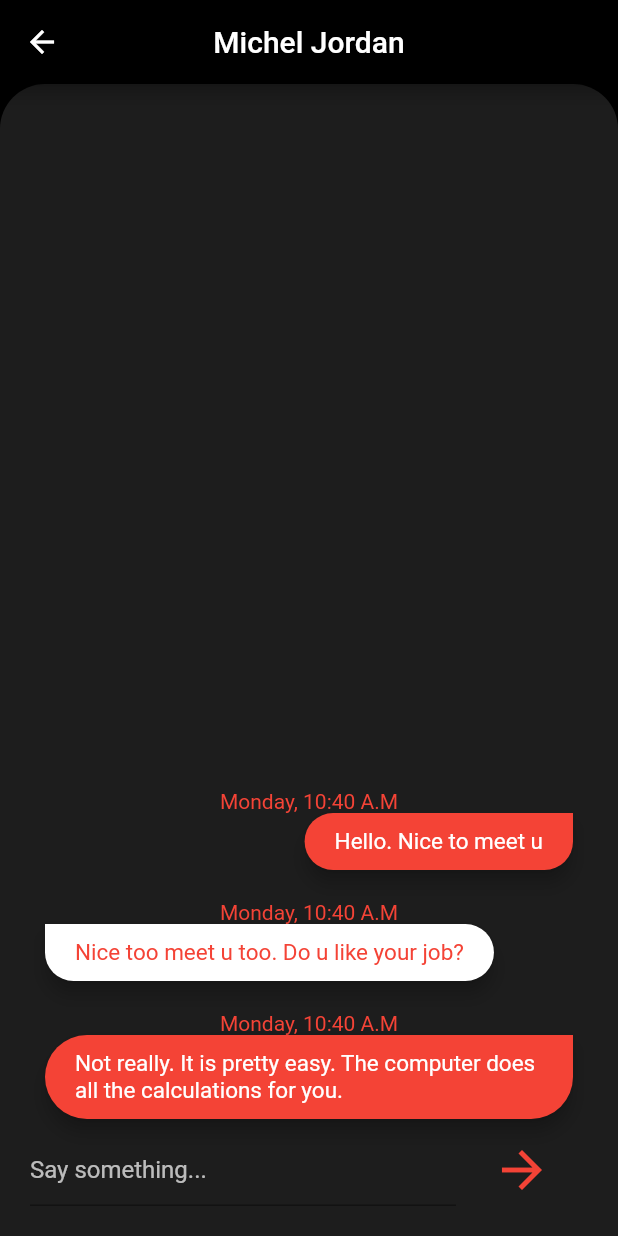
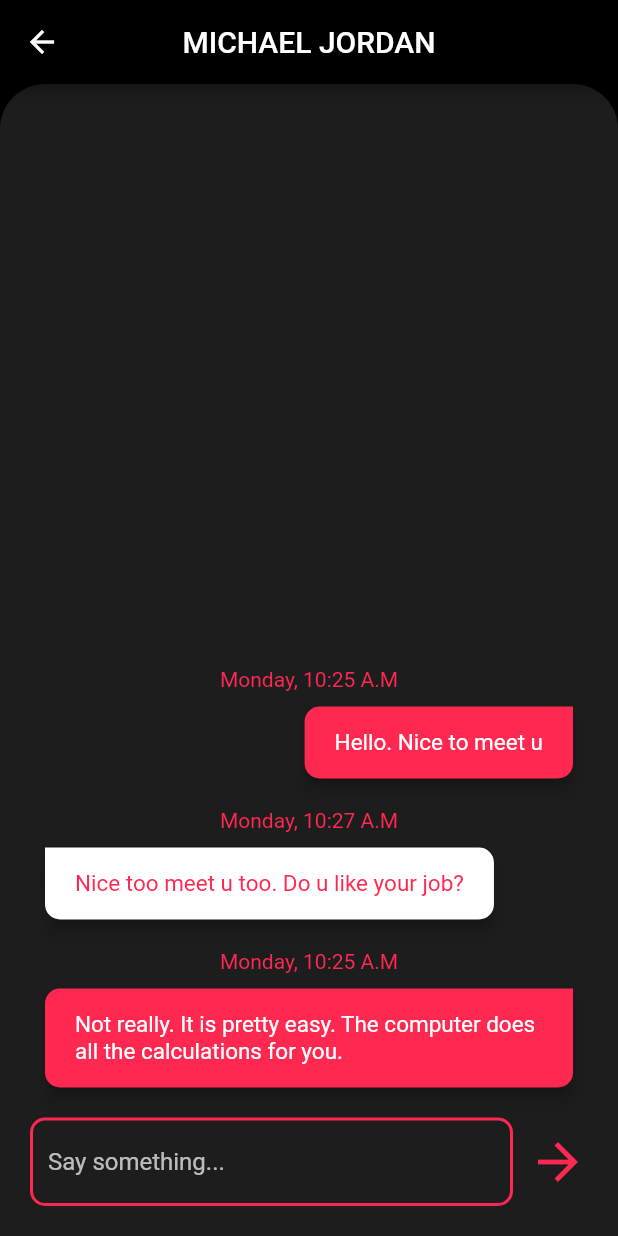
Before and after one commit to thanhdat369/HCI-PT-Booking, a Flutter app: the ChatScreen widget shown alone on an empty page, opened directly, on a phone screen of 412 x 824 dp. Run offline on Flutter 3.47's test engine with Material 2 defaults, Android fonts, the phone set to English and light mode, and no system bars; our stand-ins replace font_awesome_flutter, table_calendar; Roboto replaces fonts that are missing (ProductSans).

Commit message:
fix Chatting SCreen UI base on design

```diff
--- a/lib/screens/user_screen/chatting_screen.dart
+++ b/lib/screens/user_screen/chatting_screen.dart
@@ -1,6 +1,7 @@
 import 'package:flutter/material.dart';
 import 'package:hci_booking_pt/constants.dart';
 import 'package:hci_booking_pt/screens/user_screen/components/user_screen_back_button.dart';
+import 'package:hci_booking_pt/theme/colors.dart';
 
 class ChatScreen extends StatefulWidget {
   @override
@@ -19,7 +20,7 @@ class _ChatScreenState extends State<ChatScreen> {
   @override
   Widget build(BuildContext context) {
     return UserScreenBackButton(
-      title: "Michel Jordan",
+      title: "MICHAEL JORDAN",
       child: SafeArea(
         child: Column(
           mainAxisAlignment: MainAxisAlignment.spaceBetween,
@@ -32,41 +33,30 @@ class _ChatScreenState extends State<ChatScreen> {
                 children: <Widget>[
                   Expanded(
                     child: TextField(
+                      style: TextStyle(color: MainColors.kLight),
                       decoration: InputDecoration(
-                          fillColor: Colors.red,
+                          enabledBorder: OutlineInputBorder(
+                            borderSide: const BorderSide(
+                                color: MainColors.kMain, width: 2.0),
+                            borderRadius: BorderRadius.circular(10.0),
+                          ),
+                          fillColor: MainColors.kMain,
                           hintText: "Say something...",
                           hintStyle: TextStyle(color: Colors.white70),
                           focusedBorder: OutlineInputBorder(
-                            borderSide:
-                                const BorderSide(color: Colors.red, width: 2.0),
-                            borderRadius: BorderRadius.circular(25.0),
+                            borderSide: const BorderSide(
+                                color: MainColors.kMain, width: 2.0),
+                            borderRadius: BorderRadius.circular(10.0),
                           )),
                     ),
                   ),
-                  FlatButton(
-                    onPressed: () {
-                      messageTextController.clear();
-                      // _cloudStore.collection("messages").add({
-                      //   'text': messageText,
-                      //   'sender': loggedInUser.email,
-                      //   'dateCreated': FieldValue.serverTimestamp()
-                      // });
-                    },
-                    child: RichText(
-                      text: TextSpan(style: kSendButtonTextStyle, children: [
-                        WidgetSpan(
-                          child: Padding(
-                            padding:
-                                const EdgeInsets.symmetric(horizontal: 2.0),
-                            child: Icon(Icons.arrow_forward,
-                                color: Colors.red, size: 40),
-                          ),
-                        ),
-                      ]),
-                      // 'SEND',
-                      //
-                    ),
-                  ),
+                  InkWell(
+                      onTap: () => () {},
+                      child: Padding(
+                        padding: EdgeInsets.only(left: 10),
+                        child: Icon(Icons.arrow_forward,
+                            color: MainColors.kMain, size: 40),
+                      )),
                 ],
               ),
             ),
@@ -82,16 +72,23 @@ class MessagesStream extends StatelessWidget {
   Widget build(BuildContext context) {
     List<MessageBubble> bubbles = [
       MessageBubble(
-          sender: 'Not me',
-          text:
-              "Not really. It is pretty easy. The computer does all the calculations for you.",
-          isMe: true),
+        sender: 'Not me',
+        text:
+            "Not really. It is pretty easy. The computer does all the calculations for you.",
+        isMe: true,
+        date: "Monday, 10:25 A.M",
+      ),
       MessageBubble(
           sender: 'Hieu dep trai',
           text: 'Nice too meet u too. Do u like your job?',
-          isMe: false),
+          isMe: false,
+          date: "Monday, 10:27 A.M"),
       MessageBubble(
-          sender: 'Not me', text: "Hello. Nice to meet u", isMe: true),
+        sender: 'Not me',
+        text: "Hello. Nice to meet u",
+        isMe: true,
+        date: "Monday, 10:25 A.M",
+      ),
     ];
 
     bubbles.forEach((bubble) {
@@ -102,6 +99,7 @@ class MessagesStream extends StatelessWidget {
       child: ListView(
         reverse: true,
         children: bubbles,
+        padding: EdgeInsets.only(bottom: 10),
       ),
     );
   }
@@ -111,7 +109,7 @@ class MessageBubble extends StatelessWidget {
   final String sender;
   final String text;
   final bool isMe;
-  DateTime date;
+  String date;
 
   MessageBubble({this.sender, this.text, this.isMe, this.date});
 
@@ -124,33 +122,34 @@ class MessageBubble extends StatelessWidget {
             isMe ? CrossAxisAlignment.end : CrossAxisAlignment.start,
         children: <Widget>[
           Container(
+              margin: EdgeInsets.only(bottom: 10),
               alignment: Alignment.center,
               child: Text(
-                "Monday, 10:40 A.M",
+                date,
                 style: TextStyle(
-                  color: Colors.red,
+                  color: MainColors.kMain,
                 ),
               )),
           Material(
             borderRadius: isMe
                 ? BorderRadius.only(
-                    topLeft: Radius.circular(30),
-                    bottomLeft: Radius.circular(30),
-                    bottomRight: Radius.circular(30),
+                    topLeft: Radius.circular(10),
+                    bottomLeft: Radius.circular(10),
+                    bottomRight: Radius.circular(10),
                   )
                 : BorderRadius.only(
-                    topRight: Radius.circular(30),
-                    bottomLeft: Radius.circular(30),
-                    bottomRight: Radius.circular(30),
+                    topRight: Radius.circular(10),
+                    bottomLeft: Radius.circular(10),
+                    bottomRight: Radius.circular(10),
                   ),
             elevation: 5,
-            color: isMe ? Colors.red : Colors.white,
+            color: isMe ? MainColors.kMain : Colors.white,
             child: Padding(
-              padding: EdgeInsets.symmetric(vertical: 10, horizontal: 20),
+              padding: EdgeInsets.symmetric(vertical: 15, horizontal: 20),
               child: Text(
                 "$text",
                 style: TextStyle(
-                  color: isMe ? Colors.white : Colors.red,
+                  color: isMe ? Colors.white : MainColors.kMain,
                   fontSize: 15,
                 ),
               ),
```
